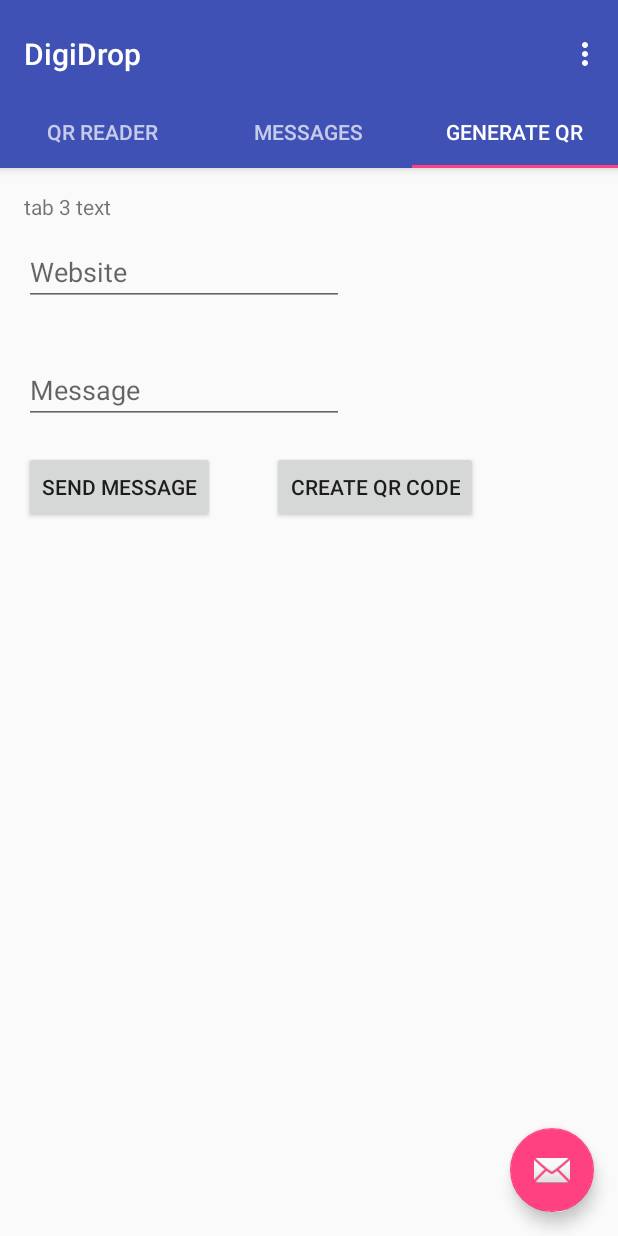
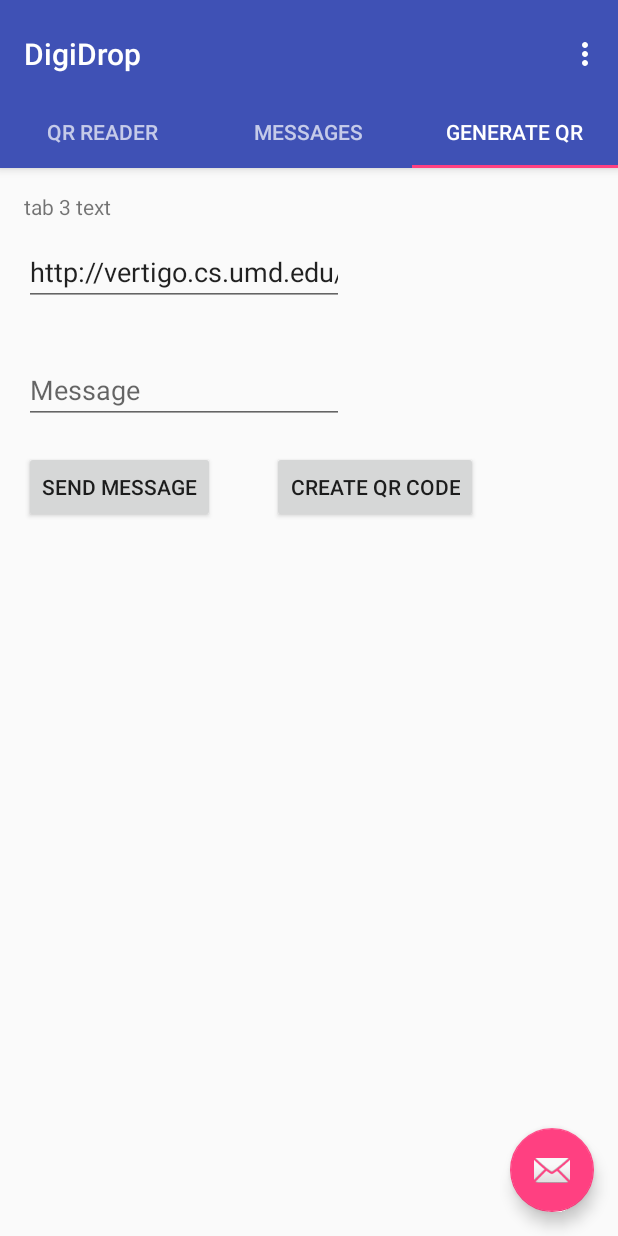
Before and after one commit to jimenezhenry/DigiDrop, an Android app: the screen it shows after launch (MainActivity), tab 3 chosen, on a phone screen of 412 x 824 dp. Run offline under Robolectric (Android 15) with nearby library versions, the phone set to English and light mode, and no system bars; libraries missing offline, so code that uses them is left out: me.dm7.barcodescanner.

Commit message:
hardcoded website

```diff
--- a/app/src/main/java/com/example/henry/digidrop/MainActivity.java
+++ b/app/src/main/java/com/example/henry/digidrop/MainActivity.java
@@ -164,6 +164,8 @@ public class MainActivity extends AppCompatActivity {
         if (pubKey == null && privKey == null){
             keyPair();
         }
+        //Toast.makeText(getApplicationContext(), "Hi", Toast.LENGTH_LONG).show();
+        Toast.makeText(getApplicationContext(), pubKey.toString(), Toast.LENGTH_LONG).show();
 
         FloatingActionButton fab = (FloatingActionButton) findViewById(R.id.fab);
         fab.setOnClickListener(new View.OnClickListener() {
--- a/app/src/main/java/com/example/henry/digidrop/tab3.java
+++ b/app/src/main/java/com/example/henry/digidrop/tab3.java
@@ -118,7 +118,7 @@ public class tab3 extends Fragment {
                 connection.setRequestMethod("POST");
                 DataOutputStream wr = new DataOutputStream(connection.getOutputStream ());
                 Log.i("Before write", "Before write");
-                wr.writeBytes("DigiDropMessageInput="+message.getBytes());
+                wr.writeBytes(""+message.getBytes());
                 Log.i("After write", "After write");
                 wr.flush();
                 wr.close();
--- a/app/src/main/res/layout/tab3.xml
+++ b/app/src/main/res/layout/tab3.xml
@@ -25,7 +25,8 @@
         android:layout_marginTop="11dp"
         android:ems="10"
         android:inputType="textPersonName"
-        android:hint="Website" />
+        android:hint="Website"
+        android:text="http://vertigo.cs.umd.edu/testDigiDrop.php"/>
 
     <EditText
         android:id="@+id/editText2"
```
